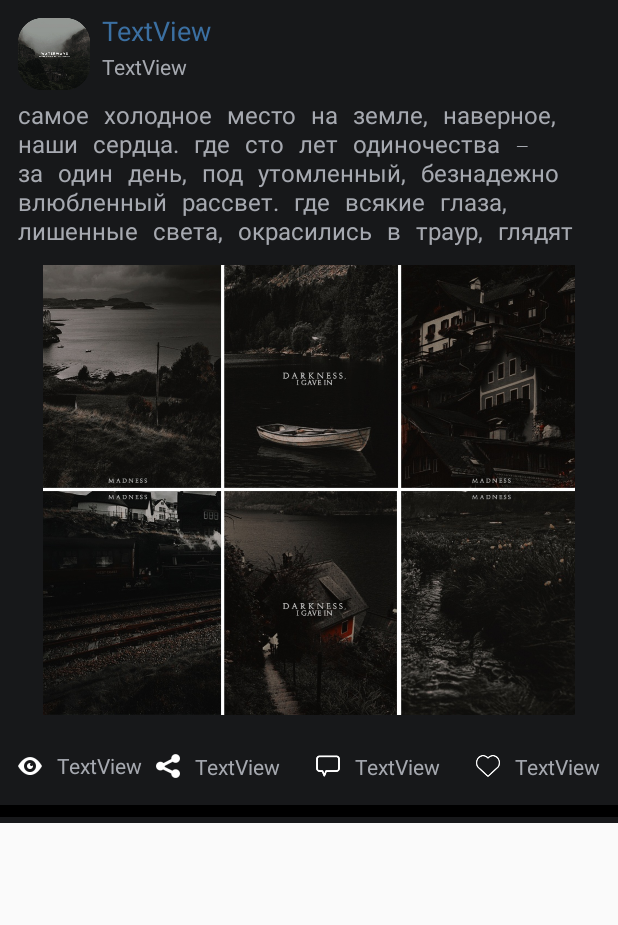
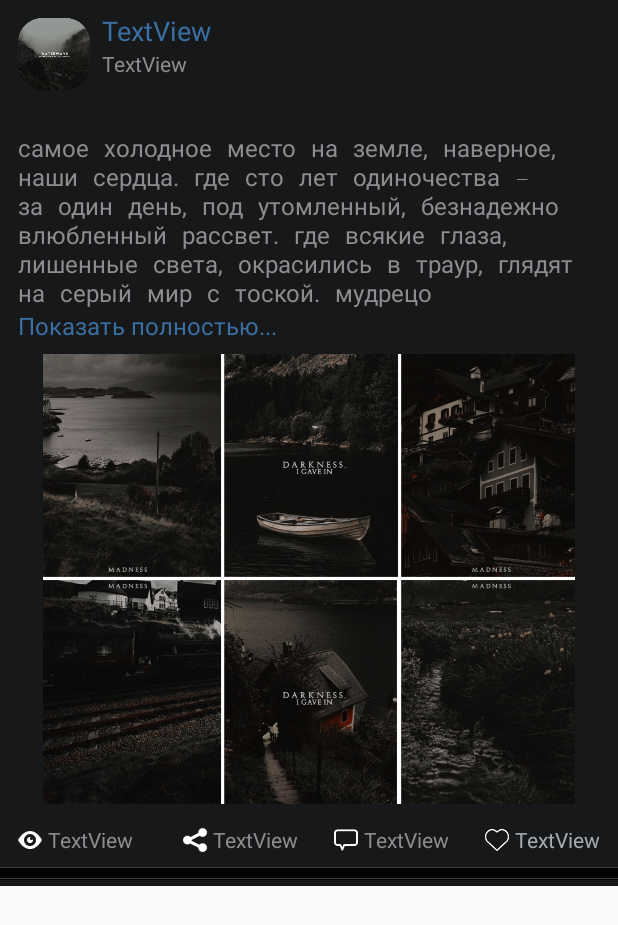
Before and after one commit to YekaterinaAbd/Android-Dev, an Android app: the layout item_news.xml on its own in the app's theme, with its tools: preview values and no code run, on a phone screen of 412 x 824 dp. Shown: the top 925 px of the screen. Run offline under Robolectric (Android 15) with nearby library versions, the phone set to English and light mode, and no system bars.

Commit message:
TimeLine

```diff
--- a/TimeLine/app/src/main/AndroidManifest.xml
+++ b/TimeLine/app/src/main/AndroidManifest.xml
@@ -9,7 +9,7 @@
         android:roundIcon="@mipmap/ic_launcher_round"
         android:supportsRtl="true"
         android:theme="@style/AppTheme">
-        <activity android:name=".NewsOnClickActivity">
+        <activity android:name=".NewsOnClickActivity" >
 
         </activity>
         <activity android:name=".MainActivity">
--- a/TimeLine/app/src/main/java/com/example/timeline/NewsOnClickActivity.java
+++ b/TimeLine/app/src/main/java/com/example/timeline/NewsOnClickActivity.java
@@ -1,6 +1,7 @@
 package com.example.timeline;
 
 
+import androidx.appcompat.app.ActionBar;
 import androidx.appcompat.app.AppCompatActivity;
 import android.os.Bundle;
 import android.widget.ImageView;
--- a/TimeLine/app/src/main/res/layout/item_news.xml
+++ b/TimeLine/app/src/main/res/layout/item_news.xml
@@ -37,46 +37,55 @@
         android:layout_width="wrap_content"
         android:layout_height="wrap_content"
         android:layout_marginStart="8dp"
-        android:layout_marginTop="2dp"
+        android:fontFamily="sans-serif"
         android:text="TextView"
-        android:fontFamily="sans-serif"
-        android:textColor="#A6A9B0"
+        android:textColor="#8C8D8F"
         android:textSize="14sp"
         app:layout_constraintStart_toEndOf="@+id/imageView"
         app:layout_constraintTop_toBottomOf="@+id/autor" />
+
 
     <TextView
         android:id="@+id/vText"
         android:layout_width="0dp"
         android:layout_height="wrap_content"
-        android:layout_marginTop="8dp"
         android:layout_marginEnd="16dp"
-        android:maxLines="5"
+        android:fontFamily="serif-monospace"
+
+        android:maxLines="7"
         android:text="TextView"
-
-        android:textColor="#A6A9B0"
+        android:textColor="#8C8D8F"
         android:textSize="16sp"
+        app:layout_constraintBottom_toTopOf="@+id/imageView3"
         app:layout_constraintEnd_toEndOf="parent"
-        android:fontFamily="serif-monospace"
-        app:layout_constraintHorizontal_bias="0.0"
+        app:layout_constraintHorizontal_bias="1.0"
         app:layout_constraintStart_toStartOf="@+id/imageView"
         app:layout_constraintTop_toBottomOf="@+id/imageView"
-        tools:text="самое холодное место на земле, наверное, наши сердца. где сто лет одиночества — за один день, под утомленный, безнадежно влюбленный рассвет. где всякие глаза, лишенные света, окрасились в траур, глядят на серый мир с тоской. мудрецо"/>
+        tools:text="самое холодное место на земле, наверное, наши сердца. где сто лет одиночества — за один день, под утомленный, безнадежно влюбленный рассвет. где всякие глаза, лишенные света, окрасились в траур, глядят на серый мир с тоской. мудрецо" />
 
+    <TextView
+        android:id="@+id/showmore"
+        android:layout_width="wrap_content"
+        android:layout_height="match_parent"
+        android:layout_marginBottom="8dp"
+        android:text="Показать полностью..."
+        android:textColor="#3B6FA1"
+        android:textSize="16sp"
+        app:layout_constraintBottom_toTopOf="@+id/imageView3"
+        app:layout_constraintStart_toStartOf="@+id/vText"
+        app:layout_constraintTop_toBottomOf="@+id/vText" />
 
     <TextView
         android:id="@+id/like_text"
         android:layout_width="wrap_content"
         android:layout_height="wrap_content"
-        android:layout_marginTop="8dp"
+        android:layout_marginTop="14dp"
         android:layout_marginEnd="12dp"
-        android:layout_marginBottom="8dp"
         android:fontFamily="sans-serif"
         android:text="TextView"
 
         android:textColor="#A6A9B0"
         android:textSize="14sp"
-        app:layout_constraintBottom_toBottomOf="parent"
         app:layout_constraintEnd_toEndOf="parent"
         app:layout_constraintTop_toBottomOf="@+id/imageView3" />
 
@@ -84,7 +93,7 @@
         android:id="@+id/like_btn"
         android:layout_width="16dp"
         android:layout_height="16dp"
-        android:layout_marginEnd="10dp"
+        android:layout_marginEnd="4dp"
         app:layout_constraintBottom_toBottomOf="@+id/like_text"
         app:layout_constraintEnd_toStartOf="@+id/like_text"
         app:layout_constraintTop_toTopOf="@+id/like_text"
@@ -98,7 +107,7 @@
         android:layout_marginEnd="24dp"
         android:fontFamily="sans-serif"
         android:text="TextView"
-        android:textColor="#A6A9B0"
+        android:textColor="#8C8D8F"
         android:textSize="14sp"
         app:layout_constraintBottom_toBottomOf="@+id/like_btn"
         app:layout_constraintEnd_toStartOf="@+id/like_btn"
@@ -108,7 +117,7 @@
         android:id="@+id/comment_btnnew"
         android:layout_width="16dp"
         android:layout_height="16dp"
-        android:layout_marginEnd="10dp"
+        android:layout_marginEnd="4dp"
         app:layout_constraintBottom_toBottomOf="@+id/comment_text"
         app:layout_constraintEnd_toStartOf="@+id/comment_text"
         app:layout_constraintTop_toTopOf="@+id/comment_text"
@@ -121,7 +130,7 @@
         android:layout_marginEnd="24dp"
         android:fontFamily="sans-serif"
         android:text="TextView"
-        android:textColor="#A6A9B0"
+        android:textColor="#8C8D8F"
         android:textSize="14sp"
         app:layout_constraintBottom_toBottomOf="@+id/comment_btnnew"
         app:layout_constraintEnd_toStartOf="@+id/comment_btnnew"
@@ -131,7 +140,7 @@
         android:id="@+id/share_button"
         android:layout_width="16dp"
         android:layout_height="16dp"
-        android:layout_marginEnd="10dp"
+        android:layout_marginEnd="4dp"
         android:background="@null"
         app:layout_constraintBottom_toBottomOf="@+id/shre_text"
         app:layout_constraintEnd_toStartOf="@+id/shre_text"
@@ -153,11 +162,11 @@
         android:id="@+id/view_text"
         android:layout_width="wrap_content"
         android:layout_height="wrap_content"
-        android:layout_marginStart="10dp"
-        android:layout_marginTop="24dp"
+        android:layout_marginStart="4dp"
+        android:layout_marginTop="14dp"
         android:fontFamily="sans-serif"
         android:text="TextView"
-        android:textColor="#A6A9B0"
+        android:textColor="#8C8D8F"
         android:textSize="14sp"
         app:layout_constraintStart_toEndOf="@+id/view_button"
         app:layout_constraintTop_toBottomOf="@+id/imageView3" />
@@ -166,21 +175,43 @@
         android:id="@+id/imageView3"
         android:layout_width="0dp"
         android:layout_height="300dp"
-        android:layout_marginTop="12dp"
+        android:layout_marginTop="8dp"
         app:layout_constraintEnd_toEndOf="parent"
+        app:layout_constraintHorizontal_bias="0.0"
         app:layout_constraintStart_toStartOf="parent"
-        app:layout_constraintTop_toBottomOf="@+id/vText"
+        app:layout_constraintTop_toBottomOf="@+id/showmore"
         app:srcCompat="@drawable/picture6"
         tools:srcCompat="@drawable/picture6" />
 
     <View
+        android:id="@+id/whiteview1"
+        android:layout_width="427dp"
+        android:layout_height="0.6dp"
+        android:layout_marginTop="42dp"
+        android:background="#3C3C3C"
+        app:layout_constraintStart_toStartOf="parent"
+        app:layout_constraintTop_toBottomOf="@+id/imageView3" />
+
+    <View
+        android:id="@+id/blackview"
         android:layout_width="match_parent"
         android:layout_height="8dp"
-        android:layout_marginTop="60dp"
-        android:background="#000000"
+        android:background="#EE000000"
         app:layout_constraintBottom_toBottomOf="parent"
-        app:layout_constraintTop_toBottomOf="@+id/imageView3"
-        tools:layout_editor_absoluteX="16dp" />
+        app:layout_constraintStart_toStartOf="parent"
+        app:layout_constraintTop_toBottomOf="@+id/whiteview1" />
+
+    <View
+        android:id="@+id/whiteview2"
+        android:layout_width="427dp"
+        android:layout_height="0.6dp"
+        android:layout_marginTop="48dp"
+        android:background="#3C3C3C"
+        app:layout_constraintBottom_toBottomOf="parent"
+        app:layout_constraintStart_toStartOf="parent"
+        app:layout_constraintTop_toBottomOf="@+id/imageView3" />
+
+
 
 
 </androidx.constraintlayout.widget.ConstraintLayout>
```
Also changed, not shown: TimeLine/app/src/main/java/com/example/timeline/MainActivity.java (+3 -29 lines), TimeLine/app/src/main/java/com/example/timeline/NewsContent.java (+9 -9 lines), TimeLine/app/src/main/java/com/example/timeline/NewsListAdapter.java (+4 -3 lines), TimeLine/app/src/main/res/layout/activity_news_on_click.xml (+39 -26 lines).
